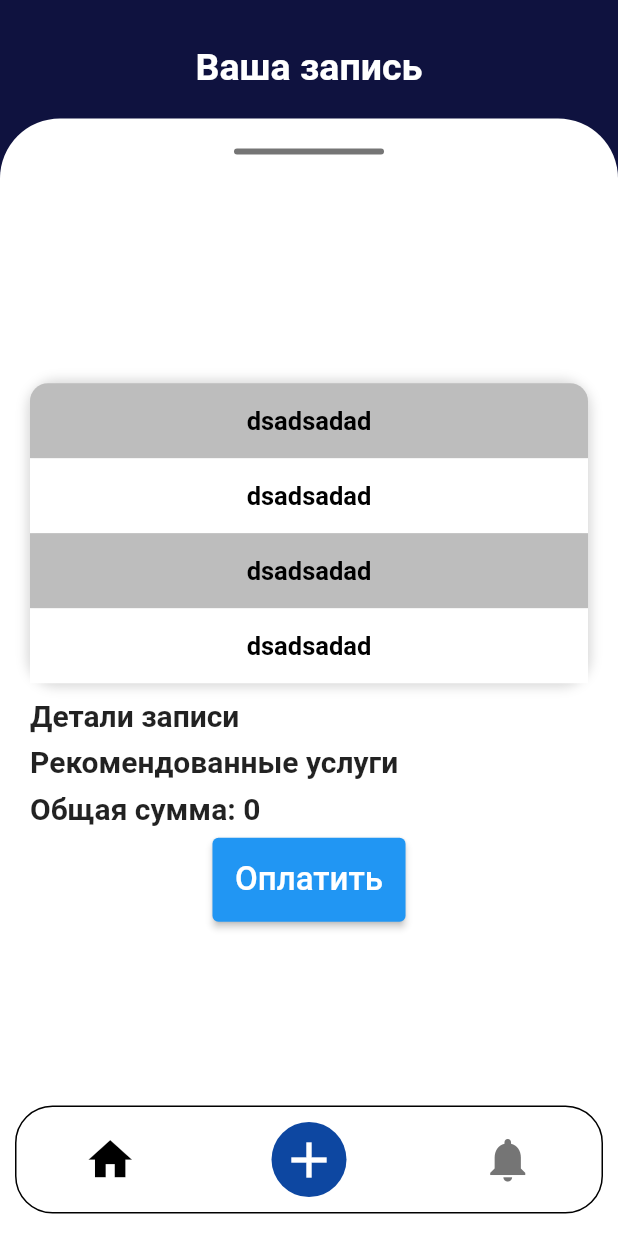
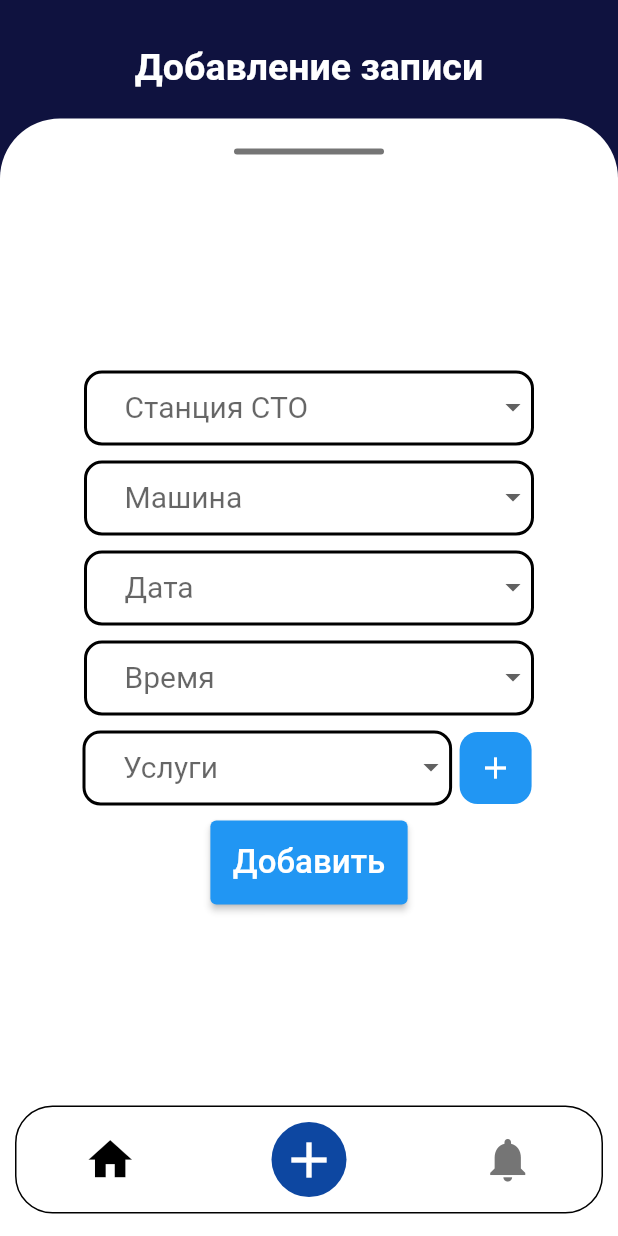
Before and after one commit to Arthurysh/NotiKey-Mobile, a Flutter app: the DetailNote screen opened directly, item 2 of the bottom bar chosen, on a phone screen of 412 x 824 dp. Run offline on Flutter 3.47's test engine with Material 2 defaults, Android fonts, the phone set to English and light mode, and no system bars; missing offline and left inert: pay.

Commit message:
Created add note screen with calendar and time pickers

```diff
--- a/lib/UI/my_bottom_navigate.dart
+++ b/lib/UI/my_bottom_navigate.dart
@@ -1,6 +1,7 @@
 import 'package:flutter/material.dart';
 import 'package:notikey/Entity/user.dart';
 import 'package:notikey/detail_note.dart';
+import 'package:notikey/add_note.dart';
 import 'package:notikey/main_menu.dart';
 import 'package:notikey/notifications.dart';
 
@@ -58,8 +59,8 @@ class _BottomNavigateState extends State<BottomNavigate> {
           ),
           GestureDetector(
             onTap: () {
-              Navigator.push(context,
-                  MaterialPageRoute(builder: (context) => DetailNote()));
+              Navigator.push(
+                  context, MaterialPageRoute(builder: (context) => AddNote()));
             },
             child: Container(
               padding: EdgeInsets.all(5),
--- /dev/null
+++ b/lib/add_note.dart
@@ -0,0 +1,264 @@
+import 'package:flutter/cupertino.dart';
+import 'package:notikey/UI/swipe_bottom_block.dart';
+import 'package:flutter/material.dart';
+import 'dart:async';
+
+class AddNote extends StatefulWidget {
+  const AddNote({Key? key}) : super(key: key);
+
+  @override
+  _AddNoteState createState() => _AddNoteState();
+}
+
+class _AddNoteState extends State<AddNote> {
+  DateTime selectedDate = DateTime.now();
+  String? _selectedTime;
+
+  Future<void> _show() async {
+    final TimeOfDay? result =
+        await showTimePicker(context: context, initialTime: TimeOfDay.now());
+    if (result != null) {
+      setState(() {
+        _selectedTime = result.format(context);
+      });
+    }
+  }
+
+  Future<void> _selectDate(BuildContext context) async {
+    final DateTime? picked = await showDatePicker(
+        context: context,
+        initialDate: selectedDate,
+        firstDate: DateTime(2015, 8),
+        lastDate: DateTime(2101));
+    if (picked != null && picked != selectedDate)
+      setState(() {
+        selectedDate = picked;
+      });
+  }
+
+  @override
+  Widget build(BuildContext context) {
+    return Scaffold(
+      backgroundColor: Color.fromRGBO(15, 18, 63, 100),
+      body: Stack(
+        children: [
+          Container(
+            child: Column(
+              children: [
+                Padding(
+                  padding: EdgeInsets.only(top: 30, bottom: 20),
+                  child: Text(
+                    'Добавление записи',
+                    textAlign: TextAlign.center,
+                    style: TextStyle(
+                      color: Colors.white,
+                      fontSize: 25,
+                      fontWeight: FontWeight.bold,
+                    ),
+                  ),
+                ),
+                SwipeBottomBlock(
+                    Container(
+                      child: Column(
+                        children: [
+                          Container(
+                            decoration: BoxDecoration(
+                                borderRadius: BorderRadius.circular(12),
+                                border: Border.all(
+                                  width: 2.0,
+                                  style: BorderStyle.solid,
+                                  color: Colors.black,
+                                )),
+                            padding: EdgeInsets.only(top: 10, left: 25),
+                            height: 50,
+                            width: 300,
+                            child: DropdownButton<String>(
+                              isDense: true,
+                              underline: Container(
+                                height: 0,
+                              ),
+                              hint: Text("Станция СТО"),
+                              style: TextStyle(fontSize: 20),
+                              isExpanded: true,
+                              dropdownColor: Colors.green,
+                              items: <String>['A', 'B', 'C', 'D']
+                                  .map((String value) {
+                                return new DropdownMenuItem<String>(
+                                  value: value,
+                                  child: new Text(value),
+                                );
+                              }).toList(),
+                              onChanged: (_) {},
+                            ),
+                          ),
+                          SizedBox(height: 10),
+                          Container(
+                            decoration: BoxDecoration(
+                                borderRadius: BorderRadius.circular(12),
+                                border: Border.all(
+                                  width: 2.0,
+                                  style: BorderStyle.solid,
+                                  color: Colors.black,
+                                )),
+                            padding: EdgeInsets.only(top: 10, left: 25),
+                            height: 50,
+                            width: 300,
+                            child: DropdownButton<String>(
+                              isDense: true,
+                              underline: Container(
+                                height: 0,
+                              ),
+                              hint: Text("Машина"),
+                              style: TextStyle(fontSize: 20),
+                              isExpanded: true,
+                              dropdownColor: Colors.green,
+                              items: <String>['A', 'B', 'C', 'D']
+                                  .map((String value) {
+                                return new DropdownMenuItem<String>(
+                                  value: value,
+                                  child: new Text(value),
+                                );
+                              }).toList(),
+                              onChanged: (_) {},
+                            ),
+                          ),
+                          SizedBox(height: 10),
+                          Container(
+                            decoration: BoxDecoration(
+                                borderRadius: BorderRadius.circular(12),
+                                border: Border.all(
+                                  width: 2.0,
+                                  style: BorderStyle.solid,
+                                  color: Colors.black,
+                                )),
+                            padding: EdgeInsets.only(top: 10, left: 25),
+                            height: 50,
+                            width: 300,
+                            child: DropdownButton<String>(
+                              isDense: true,
+                              underline: Container(
+                                height: 0,
+                              ),
+                              hint: Text("Дата"),
+                              style: TextStyle(fontSize: 20),
+                              isExpanded: true,
+                              dropdownColor: Colors.green,
+                              items: <String>['A'].map((String value) {
+                                return new DropdownMenuItem<String>(
+                                  value: value,
+                                  child: new Text(value),
+                                );
+                              }).toList(),
+                              onChanged: (_) {},
+                              onTap: () => _selectDate(context),
+                            ),
+                          ),
+                          SizedBox(height: 10),
+                          Container(
+                            decoration: BoxDecoration(
+                                borderRadius: BorderRadius.circular(12),
+                                border: Border.all(
+                                  width: 2.0,
+                                  style: BorderStyle.solid,
+                                  color: Colors.black,
+                                )),
+                            padding: EdgeInsets.only(top: 10, left: 25),
+                            height: 50,
+                            width: 300,
+                            child: DropdownButton<String>(
+                              isDense: true,
+                              underline: Container(
+                                height: 0,
+                              ),
+                              hint: Text("Время"),
+                              style: TextStyle(fontSize: 20),
+                              isExpanded: true,
+                              dropdownColor: Colors.green,
+                              items: <String>['A', 'B', 'C', 'D']
+                                  .map((String value) {
+                                return new DropdownMenuItem<String>(
+                                  value: value,
+                                  child: new Text(value),
+                                );
+                              }).toList(),
+                              onChanged: (_) {},
+                              onTap: _show,
+                            ),
+                          ),
+                          SizedBox(height: 10),
+                          Row(
+                            children: [
+                              Padding(padding: EdgeInsets.only(left: 55)),
+                              Flexible(
+                                flex: 7,
+                                child: Container(
+                                  decoration: BoxDecoration(
+                                      borderRadius: BorderRadius.circular(12),
+                                      border: Border.all(
+                                        width: 2.0,
+                                        style: BorderStyle.solid,
+                                        color: Colors.black,
+                                      )),
+                                  padding: EdgeInsets.only(top: 10, left: 25),
+                                  height: 50,
+                                  child: DropdownButton<String>(
+                                    isDense: true,
+                                    underline: Container(
+                                      height: 0,
+                                    ),
+                                    hint: Text("Услуги"),
+                                    style: TextStyle(fontSize: 20),
+                                    isExpanded: true,
+                                    dropdownColor: Colors.green,
+                                    items: <String>['A', 'B', 'C', 'D']
+                                        .map((String value) {
+                                      return new DropdownMenuItem<String>(
+                                        value: value,
+                                        child: new Text(value),
+                                      );
+                                    }).toList(),
+                                    onChanged: (_) {},
+                                  ),
+                                ),
+                              ),
+                              SizedBox(width: 5),
+                              Flexible(
+                                flex: 3,
+                                child: Container(
+                                  decoration: BoxDecoration(
+                                      color: Colors.blue,
+                                      borderRadius: BorderRadius.circular(12)),
+                                  child: IconButton(
+                                    icon: const Icon(Icons.add_outlined),
+                                    color: Colors.white,
+                                    onPressed: () {},
+                                  ),
+                                ),
+                              ),
+                            ],
+                          ),
+                          SizedBox(height: 10),
+                          ElevatedButton(
+                            style: ButtonStyle(
+                                padding: MaterialStateProperty.all(
+                                    EdgeInsets.all(15))),
+                            child: Text("Добавить",
+                                style: TextStyle(fontSize: 22)),
+                            onPressed: () {
+                              print("Clicked");
+                            },
+                          ),
+                        ],
+                      ),
+                    ),
+                    true,
+                    false)
+                // BottomNavigate(false, true),
+              ],
+            ),
+          )
+        ],
+      ),
+    );
+  }
+}
```
